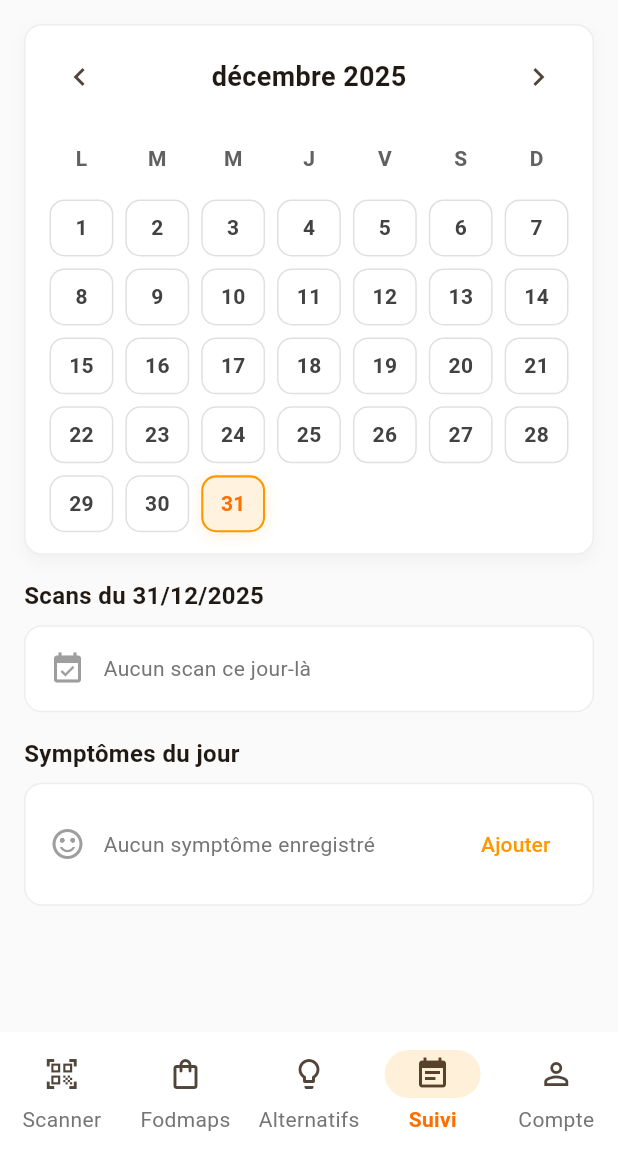
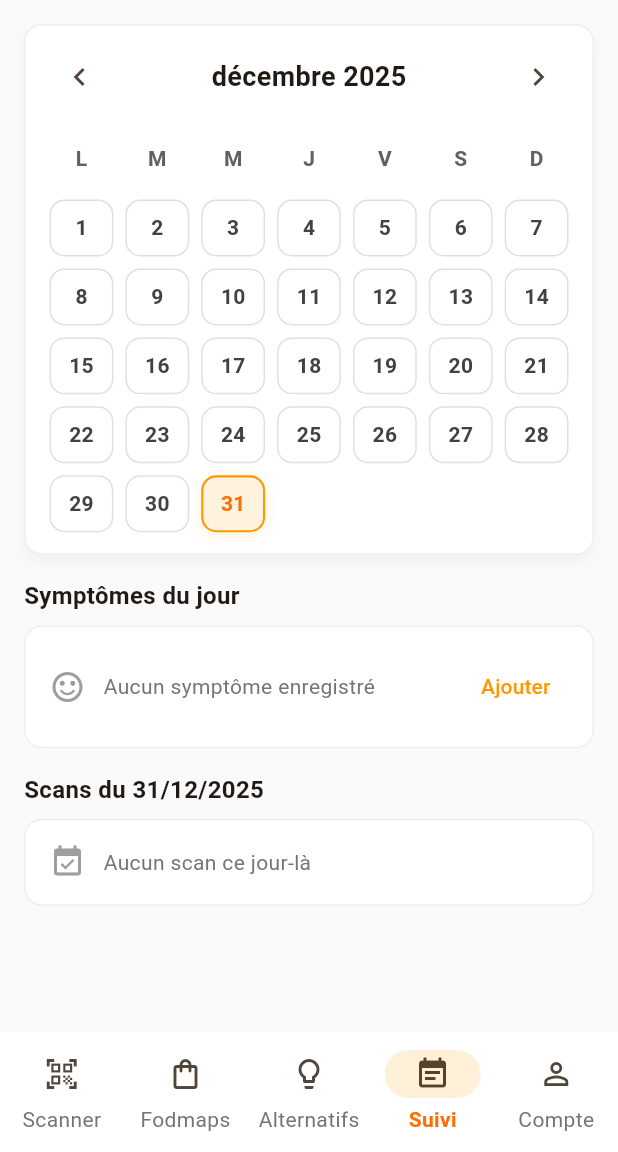
Before and after one commit to Wixit89/Foadmap_Facile, a Flutter app: the screen it shows after launch, item 4 of the bottom bar chosen, on a phone screen of 412 x 824 dp, the part 84-1236 px from its top. Run offline on Flutter 3.47's test engine with Material 3 defaults, Android fonts, the phone set to English and light mode, and no system bars; our stand-ins replace connectivity_plus, firebase_auth, firebase_core, google_sign_in, shared_preferences, sqflite; missing offline and left inert: mobile_scanner; accounts and stored records are empty; network calls fail.

Commit message:
inversion des 2 pancartes + ajout/retirer un symptome

```diff
--- a/lib/screens/tracking_screen.dart
+++ b/lib/screens/tracking_screen.dart
@@ -97,6 +97,7 @@ class _TrackingScreenState extends State<TrackingScreen> {
 
     bool bloating = existing?.hasBloating == true;
     bool pain = existing?.hasPain == true;
+    bool gas = existing?.hasGas == true;
     bool diarrhea = existing?.hasDiarrhea == true;
     bool irritability = existing?.hasIrritability == true;
     bool noSymptoms = existing?.hasNoSymptoms == true;
@@ -122,6 +123,11 @@ class _TrackingScreenState extends State<TrackingScreen> {
                     title: const Text('Douleurs abdominales'),
                   ),
                   CheckboxListTile(
+                    value: gas,
+                    onChanged: (v) => setStateDialog(() => gas = v ?? false),
+                    title: const Text('Gaz'),
+                  ),
+                  CheckboxListTile(
                     value: diarrhea,
                     onChanged: (v) => setStateDialog(() => diarrhea = v ?? false),
                     title: const Text('Diarrhée'),
@@ -140,6 +146,7 @@ class _TrackingScreenState extends State<TrackingScreen> {
                         if (noSymptoms) {
                           bloating = false;
                           pain = false;
+                          gas = false;
                           diarrhea = false;
                           irritability = false;
                         }
@@ -164,12 +171,13 @@ class _TrackingScreenState extends State<TrackingScreen> {
                       ),
                       hasBloating: bloating,
                       hasPain: pain,
+                      hasGas: gas,
                       hasDiarrhea: diarrhea,
                       hasIrritability: irritability,
                       hasNoSymptoms: noSymptoms,
                     );
                     try {
-                      await _dbService.upsertSymptomLog(log);
+                      await _dbService.replaceSymptomLog(log);
                       await _loadHistory();
                       if (mounted) Navigator.pop(context);
                       if (mounted) {
@@ -240,14 +248,12 @@ class _TrackingScreenState extends State<TrackingScreen> {
             hasNoSymptoms: false,
           );
       final bool hasNoSymptoms = logSafe.hasNoSymptoms;
-      final Map<String, List<ScanHistory>> prodsForDay = _getSymptomProductsForDate(date);
-      final int productSymptomCount = (prodsForDay['Ballonnements']?.length ?? 0) +
-          (prodsForDay['Douleurs abdominales']?.length ?? 0) +
-          (prodsForDay['Gaz']?.length ?? 0) +
-          (prodsForDay['Diarrhée']?.length ?? 0) +
-          (prodsForDay['Irritabilité']?.length ?? 0);
-      final bool showGreenDot = hasSymptoms && hasNoSymptoms && productSymptomCount == 0;
-      final bool showRedDot = hasSymptoms && productSymptomCount > 0;
+      // Symptômes réels (manuels ou via produits)
+      final bool hasRealSymptoms = logSafe.hasBloating || logSafe.hasPain || logSafe.hasGas || logSafe.hasDiarrhea || logSafe.hasIrritability;
+      // Pastille verte si "aucun symptôme" coché et pas d'autres symptômes
+      final bool showGreenDot = hasSymptoms && hasNoSymptoms && !hasRealSymptoms;
+      // Pastille rouge si au moins un symptôme réel
+      final bool showRedDot = hasSymptoms && hasRealSymptoms;
       final isSelected = DateUtils.isSameDay(date, _selectedDate);
       final isToday = DateUtils.isSameDay(date, DateTime.now());
 
@@ -432,6 +438,72 @@ class _TrackingScreenState extends State<TrackingScreen> {
                       ],
                     ),
                   ),
+                  // Symptômes du jour en premier
+                  const SizedBox(height: 16),
+                  const Text(
+                    'Symptômes du jour',
+                    style: TextStyle(
+                      fontSize: 16,
+                      fontWeight: FontWeight.w700,
+                    ),
+                  ),
+                  const SizedBox(height: 8),
+                  () {
+                    // Afficher les symptômes manuels OU ceux liés aux produits
+                    final hasSymptomChips = symptomsForSelectedDay != null && symptomsForSelectedDay.hasAny;
+                    if (!hasSymptomChips) {
+                      return Container(
+                        width: double.infinity,
+                        padding: const EdgeInsets.all(16),
+                        decoration: BoxDecoration(
+                          color: Colors.white,
+                          borderRadius: BorderRadius.circular(12),
+                          border: Border.all(color: Colors.grey[200]!),
+                        ),
+                        child: Row(
+                          children: [
+                            Icon(Icons.sentiment_satisfied_alt, color: Colors.grey[500]),
+                            const SizedBox(width: 12),
+                            Expanded(
+                              child: Text(
+                                'Aucun symptôme enregistré',
+                                style: TextStyle(color: Colors.grey[600]),
+                              ),
+                            ),
+                            TextButton(
+                              onPressed: _openSymptomsDialog,
+                              child: const Text('Ajouter'),
+                            ),
+                          ],
+                        ),
+                      );
+                    }
+                    return Wrap(
+                      spacing: 8,
+                      runSpacing: 8,
+                      children: [
+                        if (symptomsForSelectedDay.hasBloating)
+                          _buildSymptomChip('Ballonnements', count: symptomProducts['Ballonnements']?.length ?? 0),
+                        if (symptomsForSelectedDay.hasPain)
+                          _buildSymptomChip('Douleurs abdominales', count: symptomProducts['Douleurs abdominales']?.length ?? 0),
+                        if (symptomsForSelectedDay.hasGas)
+                          _buildSymptomChip('Gaz', count: symptomProducts['Gaz']?.length ?? 0),
+                        if (symptomsForSelectedDay.hasDiarrhea)
+                          _buildSymptomChip('Diarrhée', count: symptomProducts['Diarrhée']?.length ?? 0),
+                        if (symptomsForSelectedDay.hasIrritability)
+                          _buildSymptomChip('Irritabilité', count: symptomProducts['Irritabilité']?.length ?? 0),
+                        if (symptomsForSelectedDay.hasNoSymptoms)
+                          _buildSymptomChip('Aucun symptôme', count: 1, color: Colors.green),
+                        // Bouton pour modifier
+                        TextButton.icon(
+                          onPressed: _openSymptomsDialog,
+                          icon: const Icon(Icons.edit, size: 16),
+                          label: const Text('Modifier'),
+                        ),
+                      ],
+                    );
+                  }(),
+                  // Scans du jour ensuite
                   const SizedBox(height: 16),
                   Text(
                     'Scans du ${DateFormat('dd/MM/yyyy').format(_selectedDate)}',
@@ -575,72 +647,6 @@ class _TrackingScreenState extends State<TrackingScreen> {
                         },
                       ),
                     ),
-                  const SizedBox(height: 16),
-                  const Text(
-                    'Symptômes du jour',
-                    style: TextStyle(
-                      fontSize: 16,
-                      fontWeight: FontWeight.w700,
-                    ),
-                  ),
-                  const SizedBox(height: 8),
-                  () {
-                    final hasAnyProducts = (symptomProducts['Ballonnements']?.isNotEmpty ?? false) ||
-                        (symptomProducts['Douleurs abdominales']?.isNotEmpty ?? false) ||
-                        (symptomProducts['Gaz']?.isNotEmpty ?? false) ||
-                        (symptomProducts['Diarrhée']?.isNotEmpty ?? false) ||
-                        (symptomProducts['Irritabilité']?.isNotEmpty ?? false);
-                    final hasSymptomChips = symptomsForSelectedDay != null && symptomsForSelectedDay.hasAny && hasAnyProducts;
-                    if (!hasSymptomChips) {
-                      return Container(
-                        width: double.infinity,
-                        padding: const EdgeInsets.all(16),
-                        decoration: BoxDecoration(
-                          color: Colors.white,
-                          borderRadius: BorderRadius.circular(12),
-                          border: Border.all(color: Colors.grey[200]!),
-                        ),
-                        child: Row(
-                          children: [
-                            Icon(Icons.sentiment_satisfied_alt, color: Colors.grey[500]),
-                            const SizedBox(width: 12),
-                            Expanded(
-                              child: Text(
-                                'Aucun symptôme enregistré',
-                                style: TextStyle(color: Colors.grey[600]),
-                              ),
-                            ),
-                            TextButton(
-                              onPressed: _openSymptomsDialog,
-                              child: const Text('Ajouter'),
-                            ),
-                          ],
-                        ),
-                      );
-                    }
-                   return Wrap(
-                     spacing: 8,
-                     runSpacing: 8,
-                     children: [
-                       if (symptomsForSelectedDay.hasBloating &&
-                           (symptomProducts['Ballonnements']?.isNotEmpty ?? false))
-                         _buildSymptomChip('Ballonnements', count: symptomProducts['Ballonnements']!.length),
-                       if (symptomsForSelectedDay.hasPain &&
-                           (symptomProducts['Douleurs abdominales']?.isNotEmpty ?? false))
-                         _buildSymptomChip('Douleurs abdominales', count: symptomProducts['Douleurs abdominales']!.length),
-                       if (symptomsForSelectedDay.hasGas &&
-                           (symptomProducts['Gaz']?.isNotEmpty ?? false))
-                         _buildSymptomChip('Gaz', count: symptomProducts['Gaz']!.length),
-                       if ((symptomProducts['Diarrhée']?.isNotEmpty ?? false) && symptomsForSelectedDay.hasDiarrhea)
-                         _buildSymptomChip('Diarrhée', count: symptomProducts['Diarrhée']!.length),
-                        if (symptomsForSelectedDay.hasIrritability &&
-                            (symptomProducts['Irritabilité']?.isNotEmpty ?? false))
-                          _buildSymptomChip('Irritabilité', count: symptomProducts['Irritabilité']!.length),
-                        if (symptomsForSelectedDay.hasNoSymptoms && hasAnyProducts == false)
-                          _buildSymptomChip('Aucun symptôme', count: 1, color: Colors.green),
-                      ],
-                    );
-                  }(),
                 ],
               ),
             ),
```
Also changed, not shown: lib/services/database_service.dart (+25 -0 lines).
